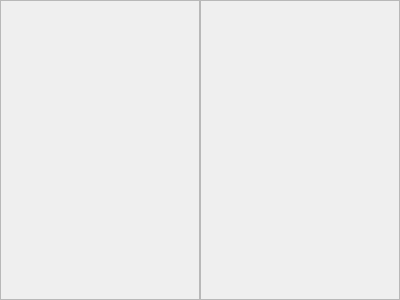
Old version of the form CaX/widget/formBottom/listbrowser.ui in the repository fsest4u/CaX_03.
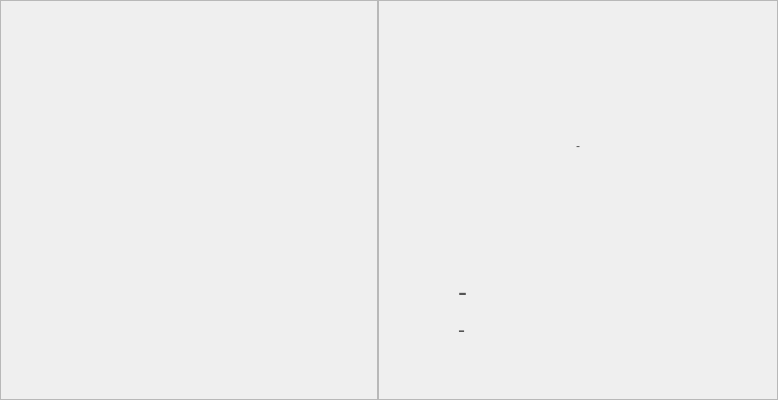
New version of the form.

What changed in the file:
```diff
--- a/CaX/widget/formBottom/listbrowser.ui
+++ b/CaX/widget/formBottom/listbrowser.ui
@@ -6,8 +6,8 @@
    <rect>
     <x>0</x>
     <y>0</y>
-    <width>400</width>
-    <height>300</height>
+    <width>778</width>
+    <height>394</height>
    </rect>
   </property>
   <property name="windowTitle">
@@ -42,13 +42,105 @@
    </item>
    <item row="0" column="1">
     <widget class="QFrame" name="frameInfo">
+     <property name="minimumSize">
+      <size>
+       <width>400</width>
+       <height>0</height>
+      </size>
+     </property>
+     <property name="maximumSize">
+      <size>
+       <width>400</width>
+       <height>16777215</height>
+      </size>
+     </property>
+     <property name="styleSheet">
+      <string notr="true">QLabel
+{
+	color: rgb(84, 84, 84);
+}</string>
+     </property>
      <property name="frameShape">
       <enum>QFrame::StyledPanel</enum>
      </property>
      <property name="frameShadow">
       <enum>QFrame::Raised</enum>
      </property>
-     <layout class="QGridLayout" name="gridLayoutInfo"/>
+     <layout class="QGridLayout" name="gridLayoutInfo">
+      <property name="leftMargin">
+       <number>25</number>
+      </property>
+      <property name="topMargin">
+       <number>25</number>
+      </property>
+      <property name="rightMargin">
+       <number>25</number>
+      </property>
+      <property name="bottomMargin">
+       <number>25</number>
+      </property>
+      <property name="verticalSpacing">
+       <number>10</number>
+      </property>
+      <item row="1" column="0">
+       <widget class="QLabel" name="labelTitle">
+        <property name="font">
+         <font>
+          <family>Segoe UI</family>
+          <pointsize>20</pointsize>
+         </font>
+        </property>
+        <property name="text">
+         <string>-</string>
+        </property>
+       </widget>
+      </item>
+      <item row="0" column="0">
+       <widget class="QLabel" name="labelCoverArt">
+        <property name="minimumSize">
+         <size>
+          <width>240</width>
+          <height>240</height>
+         </size>
+        </property>
+        <property name="maximumSize">
+         <size>
+          <width>240</width>
+          <height>240</height>
+         </size>
+        </property>
+        <property name="text">
+         <string>-</string>
+        </property>
+        <property name="alignment">
+         <set>Qt::AlignCenter</set>
+        </property>
+       </widget>
+      </item>
+      <item row="2" column="0">
+       <widget class="QLabel" name="labelSubtitle">
+        <property name="font">
+         <font>
+          <family>Segoe UI</family>
+          <pointsize>16</pointsize>
+         </font>
+        </property>
+        <property name="text">
+         <string>-</string>
+        </property>
+       </widget>
+      </item>
+      <item row="3" column="0">
+       <widget class="QLabel" name="labelEtc">
+        <property name="font">
+         <font>
+          <family>Segoe UI</family>
+          <pointsize>14</pointsize>
+         </font>
+        </property>
+       </widget>
+      </item>
+     </layout>
     </widget>
    </item>
   </layout>
```
